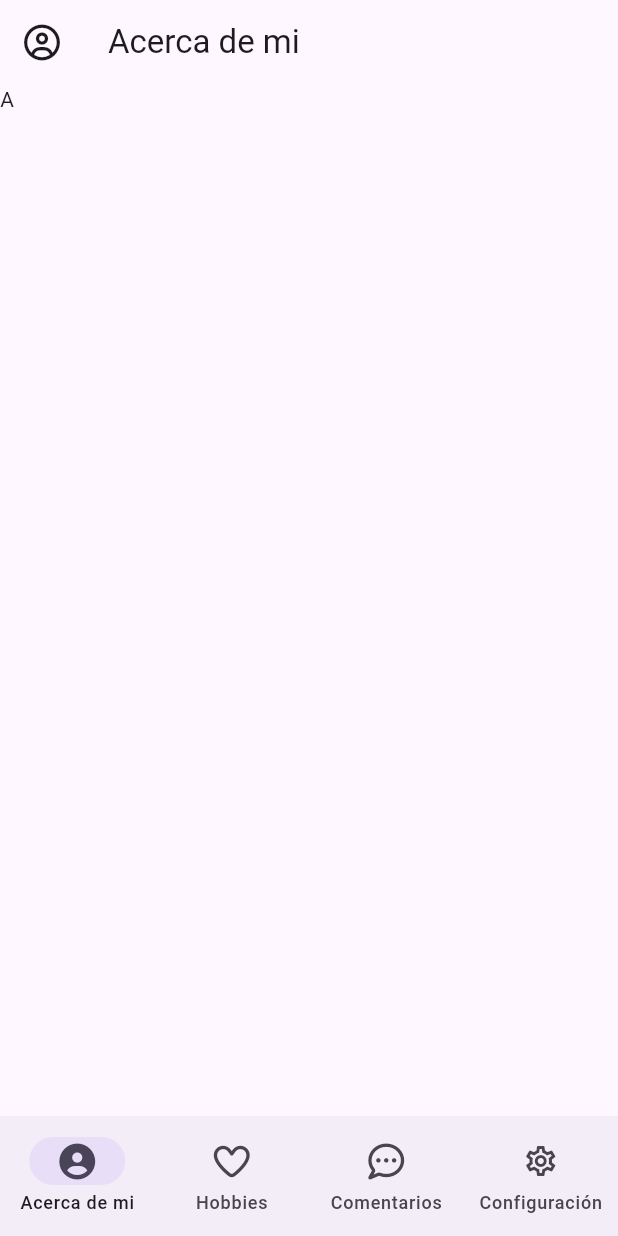
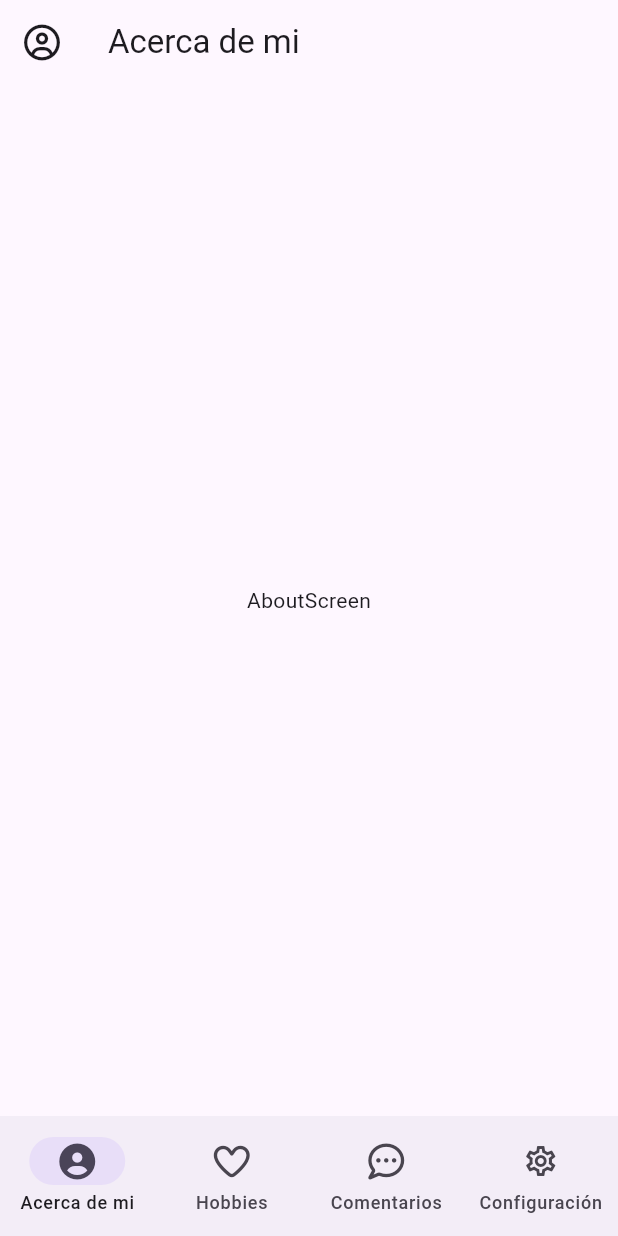
Before and after one commit to Acthel12/portafolio_gabriel, a Flutter app: the screen it shows after launch, on a phone screen of 412 x 824 dp. Run offline on Flutter 3.47's test engine with Material 3 defaults, Android fonts, the phone set to English and light mode, and no system bars; our stand-ins replace font_awesome_flutter.

Commit message:
feat(home): agregar nuevas pantallas de configuración, comentarios y pasatiempos

```diff
--- /dev/null
+++ b/lib/screens/about_screen.dart
@@ -0,0 +1,15 @@
+import 'package:flutter/material.dart';
+
+class AboutScreen extends StatelessWidget {
+
+  const AboutScreen({super.key});
+
+  @override
+  Widget build(BuildContext context) {
+    return const Scaffold(
+      body: Center(
+         child: Text('AboutScreen'),
+      ),
+    );
+  }
+}
--- a/lib/screens/home_screen.dart
+++ b/lib/screens/home_screen.dart
@@ -1,6 +1,10 @@
 import 'package:flutter/material.dart';
 import 'package:font_awesome_flutter/font_awesome_flutter.dart';
 import 'package:portafolio_gabriel/languages/languages.dart';
+import 'package:portafolio_gabriel/screens/about_screen.dart';
+import 'package:portafolio_gabriel/screens/comment_screen.dart';
+import 'package:portafolio_gabriel/screens/config_screen.dart';
+import 'package:portafolio_gabriel/screens/hobbies_screen.dart';
 import 'package:portafolio_gabriel/widgets/widgets.dart';
 
 class HomeScreen extends StatefulWidget {
@@ -44,10 +48,10 @@ class _HomeScreenState extends State<HomeScreen> {
               setState(() => _currentPageIndex = index);
             },
             children: [
-              const Text('A'),
-              const Text('B '),
-              const Text('C'),
-              const Text('D'),
+              const AboutScreen(),
+              const HobbiesScreen(),
+              const CommentScreen(),
+              const ConfigScreen(),
             ],
           ),
         ],
--- a/lib/screens/screens.dart
+++ b/lib/screens/screens.dart
@@ -1 +1,5 @@
+export 'package:portafolio_gabriel/screens/config_screen.dart';
+export 'package:portafolio_gabriel/screens/comment_screen.dart';
+export 'package:portafolio_gabriel/screens/hobbies_screen.dart';
+export 'package:portafolio_gabriel/screens/about_screen.dart';
 export 'package:portafolio_gabriel/screens/home_screen.dart';
```
Also changed, not shown: lib/screens/comment_screen.dart (added, +15 -0 lines), lib/screens/config_screen.dart (added, +15 -0 lines), lib/screens/hobbies_screen.dart (added, +15 -0 lines).
